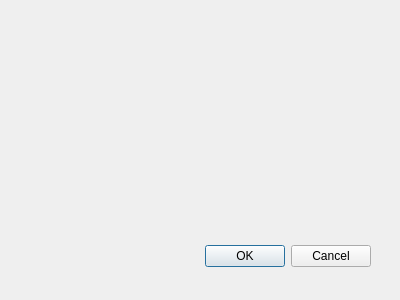
Above: image_interpretation_dialog_base.ui from dkerrcarta/TC-QImgInt before the change. Below: the same form after it.
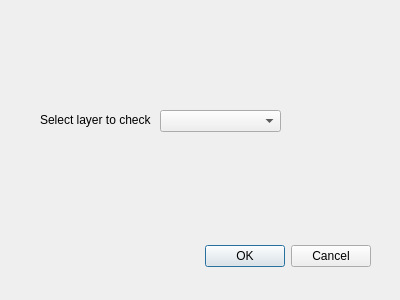
That is the form after the change.

```diff
--- a/image_interpretation_dialog_base.ui
+++ b/image_interpretation_dialog_base.ui
@@ -28,6 +28,29 @@
     <set>QDialogButtonBox::Cancel|QDialogButtonBox::Ok</set>
    </property>
   </widget>
+  <widget class="QComboBox" name="comboBox">
+   <property name="geometry">
+    <rect>
+     <x>160</x>
+     <y>110</y>
+     <width>121</width>
+     <height>22</height>
+    </rect>
+   </property>
+  </widget>
+  <widget class="QLabel" name="label">
+   <property name="geometry">
+    <rect>
+     <x>40</x>
+     <y>110</y>
+     <width>111</width>
+     <height>20</height>
+    </rect>
+   </property>
+   <property name="text">
+    <string>Select layer to check</string>
+   </property>
+  </widget>
  </widget>
  <resources/>
  <connections>
```
Left out of the diff: 41 changed lines with no effect on the pictures.
